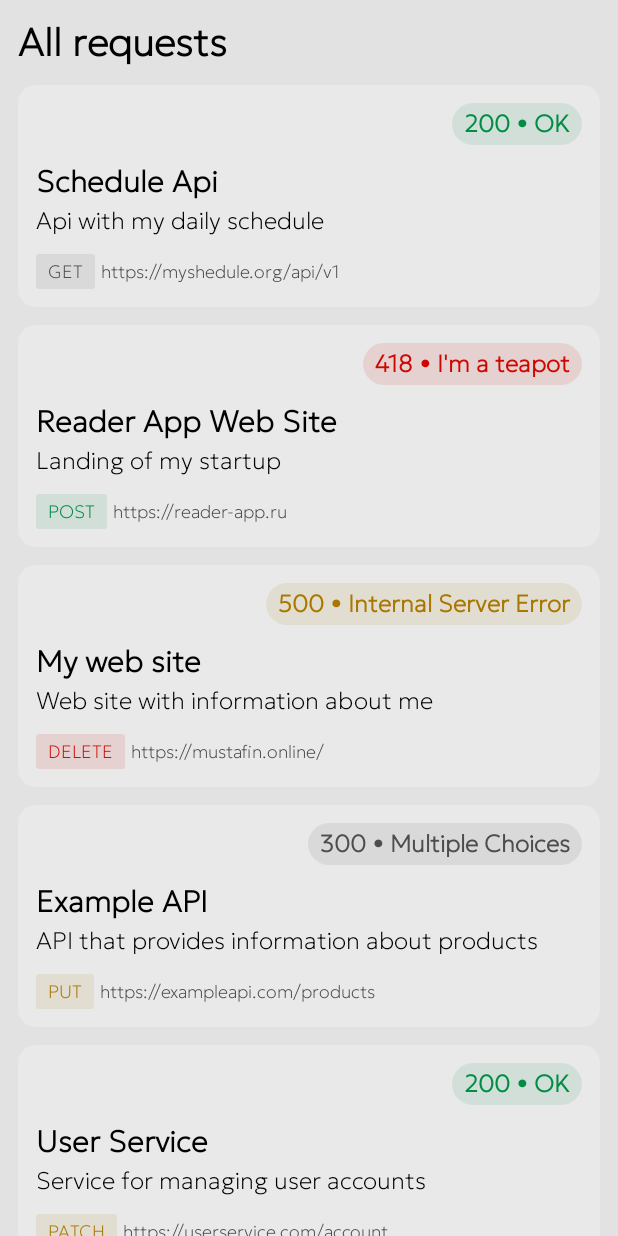
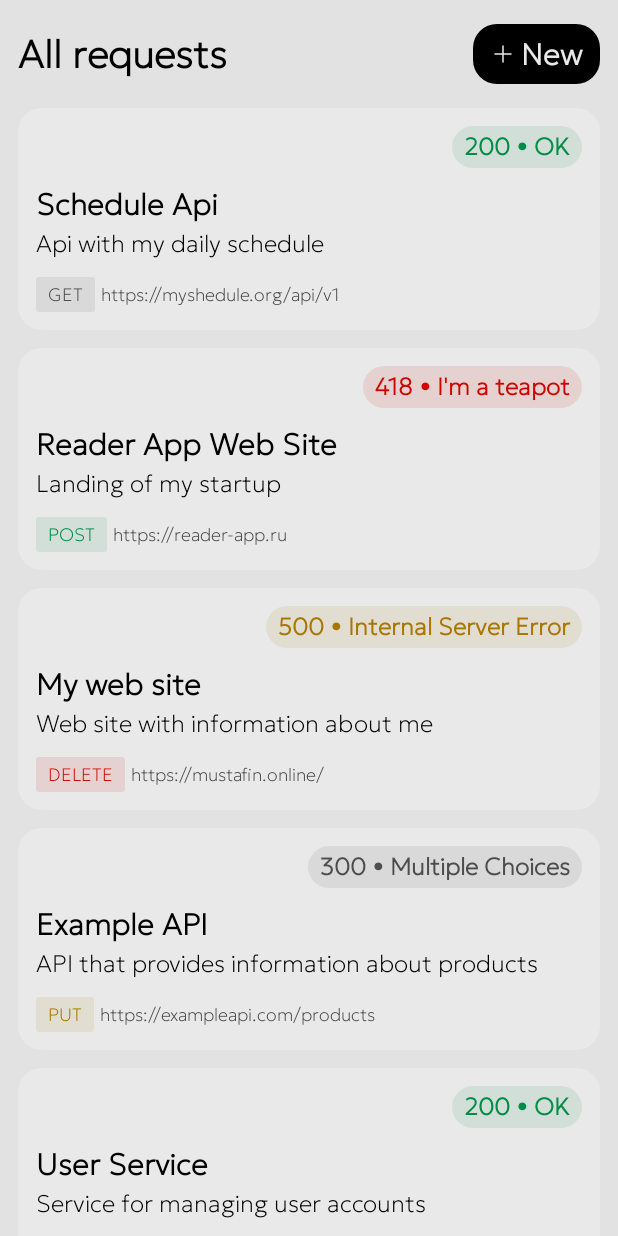
Before and after one commit to T-e-i-l-s/Pulse, an Android app built with Jetpack Compose: the screen it shows after launch (MainActivity), on a phone screen of 412 x 824 dp. Run offline under Robolectric (Android 15) with nearby library versions, the phone set to English and light mode, and no system bars.

Commit message:
Basic UI Of Add Request Screen

```diff
--- a/main-flow-feature/src/main/java/com/mustafin/main_flow_feature/data/repositories/requestsRepository/RequestsRepositoryImpl.kt
+++ b/main-flow-feature/src/main/java/com/mustafin/main_flow_feature/data/repositories/requestsRepository/RequestsRepositoryImpl.kt
@@ -80,7 +80,7 @@ class RequestsRepositoryImpl : RequestsRepository {
     }
 
     override suspend fun addRequest(request: RequestModel) {
-        TODO("Not yet implemented")
+
     }
 
     override suspend fun deleteRequest(requestId: Int) {
--- a/main-flow-feature/src/main/java/com/mustafin/main_flow_feature/presentation/screens/homeScreen/HomeScreenView.kt
+++ b/main-flow-feature/src/main/java/com/mustafin/main_flow_feature/presentation/screens/homeScreen/HomeScreenView.kt
@@ -2,29 +2,38 @@ package com.mustafin.main_flow_feature.presentation.screens.homeScreen
 
 import androidx.compose.foundation.background
 import androidx.compose.foundation.layout.Arrangement
+import androidx.compose.foundation.layout.Row
 import androidx.compose.foundation.layout.Spacer
 import androidx.compose.foundation.layout.fillMaxSize
+import androidx.compose.foundation.layout.fillMaxWidth
 import androidx.compose.foundation.layout.height
 import androidx.compose.foundation.layout.navigationBarsPadding
 import androidx.compose.foundation.layout.padding
 import androidx.compose.foundation.layout.statusBarsPadding
+import androidx.compose.foundation.layout.width
 import androidx.compose.foundation.lazy.LazyColumn
 import androidx.compose.foundation.lazy.items
 import androidx.compose.material3.MaterialTheme
 import androidx.compose.material3.Text
 import androidx.compose.runtime.Composable
+import androidx.compose.ui.Alignment
 import androidx.compose.ui.Modifier
 import androidx.compose.ui.res.colorResource
+import androidx.compose.ui.res.painterResource
 import androidx.compose.ui.res.stringResource
 import androidx.compose.ui.unit.dp
 import androidx.lifecycle.compose.collectAsStateWithLifecycle
 import com.mustafin.main_flow_feature.R
 import com.mustafin.main_flow_feature.presentation.screens.homeScreen.views.requestView.RequestView
+import com.mustafin.ui_components.presentation.buttons.CustomTinyButton
 import org.koin.androidx.compose.koinViewModel
 
 /* Home screen composable */
 @Composable
-fun HomeScreenView(viewModel: HomeScreenViewModel = koinViewModel()) {
+fun HomeScreenView(
+    navigateToAddRequestScreen: () -> Unit,
+    viewModel: HomeScreenViewModel = koinViewModel()
+) {
     val requests = viewModel.requests.collectAsStateWithLifecycle()
 
     LazyColumn(
@@ -40,12 +49,27 @@ fun HomeScreenView(viewModel: HomeScreenViewModel = koinViewModel()) {
                     .height(12.dp)
             )
 
-            Text(
-                text = stringResource(id = R.string.all_requests),
-                style = MaterialTheme.typography.displayLarge,
-                color = colorResource(id = R.color.content),
-                modifier = Modifier.padding(horizontal = 12.dp)
-            )
+            Row(
+                modifier = Modifier
+                    .fillMaxWidth()
+                    .padding(horizontal = 12.dp),
+                verticalAlignment = Alignment.CenterVertically
+            ) {
+                Text(
+                    text = stringResource(id = R.string.all_requests_title),
+                    style = MaterialTheme.typography.displayLarge,
+                    color = colorResource(id = R.color.content),
+                    modifier = Modifier.weight(1f)
+                )
+
+                Spacer(modifier = Modifier.width(12.dp))
+
+                CustomTinyButton(
+                    text = stringResource(id = R.string.new_request_button_text),
+                    onClick = navigateToAddRequestScreen,
+                    icon = painterResource(id = R.drawable.plus)
+                )
+            }
         }
 
         requests.value?.let { requestsSafe ->
--- a/main-flow-feature/src/main/java/com/mustafin/main_flow_feature/presentation/screens/homeScreen/views/requestView/RequestView.kt
+++ b/main-flow-feature/src/main/java/com/mustafin/main_flow_feature/presentation/screens/homeScreen/views/requestView/RequestView.kt
@@ -32,7 +32,7 @@ fun RequestView(request: RequestModel) {
     Column(
         modifier = Modifier
             .padding(horizontal = 12.dp)
-            .clip(RoundedCornerShape(12.dp))
+            .clip(RoundedCornerShape(16.dp))
             .background(colorResource(id = R.color.secondary_background))
             .padding(12.dp)
     ) {
--- a/main-flow-feature/src/main/java/com/mustafin/main_flow_feature/utils/requests/RequestMethod.kt
+++ b/main-flow-feature/src/main/java/com/mustafin/main_flow_feature/utils/requests/RequestMethod.kt
@@ -1,6 +1,12 @@
 package com.mustafin.main_flow_feature.utils.requests
 
+import com.mustafin.main_flow_feature.R
+
 /* All request methods, that enabled in the application */
-enum class RequestMethod {
-    GET, POST, DELETE, PUT, PATCH
+sealed class RequestMethod(val colorRes: Int) {
+    data object GET : RequestMethod(R.color.gray)
+    data object POST : RequestMethod(R.color.green)
+    data object DELETE : RequestMethod(R.color.red)
+    data object PUT : RequestMethod(R.color.yellow)
+    data object PATCH : RequestMethod(R.color.yellow)
 }
--- /dev/null
+++ b/main-flow-feature/src/main/res/drawable/plus.xml
@@ -0,0 +1,12 @@
+<vector xmlns:android="http://schemas.android.com/apk/res/android"
+    android:width="24dp"
+    android:height="24dp"
+    android:viewportWidth="24"
+    android:viewportHeight="24">
+  <path
+      android:pathData="M12,4L12,20M20,12L4,12"
+      android:strokeWidth="1.5"
+      android:fillColor="#00000000"
+      android:strokeColor="#131214"
+      android:strokeLineCap="round"/>
+</vector>
--- a/main-flow-feature/src/main/res/values/strings.xml
+++ b/main-flow-feature/src/main/res/values/strings.xml
@@ -1,5 +1,13 @@
 <?xml version="1.0" encoding="utf-8"?>
 <resources>
     <!-- Home Screen -->
-    <string name="all_requests">All requests</string>
+    <string name="all_requests_title">All requests</string>
+    <string name="new_request_button_text">New</string>
+
+    <!-- Add Request Screen -->
+    <string name="add_request_screen_title">New request</string>
+    <string name="url_text_field_placeholder">url</string>
+    <string name="title_of_request_input_placeholder">Title</string>
+    <string name="description_of_request_input_placeholder">Description</string>
+    <string name="add_request_button_text">Create</string>
 </resources>
--- a/navigation/build.gradle.kts
+++ b/navigation/build.gradle.kts
@@ -32,6 +32,12 @@ android {
     kotlinOptions {
         jvmTarget = "11"
     }
+    buildFeatures {
+        compose = true
+    }
+    composeOptions {
+        kotlinCompilerExtensionVersion = "1.5.1"
+    }
 }
 
 dependencies {
--- a/navigation/src/main/java/com/mustafin/navigation/presentation/Destinations.kt
+++ b/navigation/src/main/java/com/mustafin/navigation/presentation/Destinations.kt
@@ -6,4 +6,7 @@ import kotlinx.serialization.Serializable
 object Destinations {
     @Serializable
     object HomeScreen
+
+    @Serializable
+    object AddRequestScreen
 }
--- a/navigation/src/main/java/com/mustafin/navigation/presentation/MainNavGraph.kt
+++ b/navigation/src/main/java/com/mustafin/navigation/presentation/MainNavGraph.kt
@@ -4,6 +4,7 @@ import androidx.compose.runtime.Composable
 import androidx.navigation.compose.NavHost
 import androidx.navigation.compose.composable
 import androidx.navigation.compose.rememberNavController
+import com.mustafin.main_flow_feature.presentation.screens.addRequestScreen.AddRequestScreenView
 import com.mustafin.main_flow_feature.presentation.screens.homeScreen.HomeScreenView
 
 /* Main navigation graph */
@@ -12,7 +13,11 @@ fun MainNavGraph() {
     val navController = rememberNavController()
     NavHost(navController = navController, startDestination = Destinations.HomeScreen) {
         composable<Destinations.HomeScreen> {
-            HomeScreenView()
+            HomeScreenView(navigateToAddRequestScreen = { navController.navigate(Destinations.AddRequestScreen) })
+        }
+
+        composable<Destinations.AddRequestScreen> {
+            AddRequestScreenView(popBackNavigationStack = { navController.popBackStack() })
         }
     }
 }
```
Also changed, not shown: main-flow-feature/build.gradle.kts (+8 -0 lines), main-flow-feature/src/main/java/com/mustafin/main_flow_feature/presentation/screens/addRequestScreen/AddRequestScreenView.kt (added, +120 -0 lines), main-flow-feature/src/main/java/com/mustafin/main_flow_feature/presentation/screens/addRequestScreen/views/requestMethodSelector/RequestMethodSelectorItem.kt (added, +27 -0 lines), main-flow-feature/src/main/java/com/mustafin/main_flow_feature/presentation/screens/addRequestScreen/views/requestMethodSelector/RequestMethodSelectorView.kt (added, +33 -0 lines), main-flow-feature/src/main/res/drawable/arrow_left.xml (added, +12 -0 lines), ui-components/build.gradle.kts (+10 -3 lines), ui-components/src/main/java/com/mustafin/ui_components/presentation/inputs/CustomTextField.kt (added, +86 -0 lines), ui-components/src/main/java/com/mustafin/ui_components/presentation/inputs/FullWidthTextField.kt (added, +67 -0 lines).
